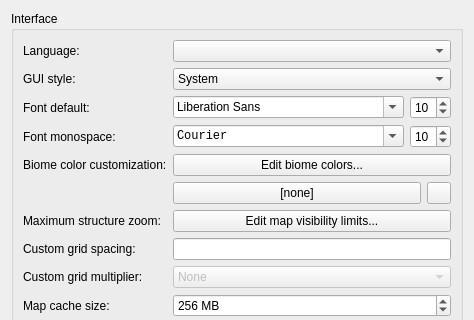
This is src/configdialog.ui in Cubitect/cubiomes-viewer as Qt 5 draws it before an edit; both pictures show x 0 to 474 and y 0 to 320 of the 474 by 778 pixel window. The edited form follows.
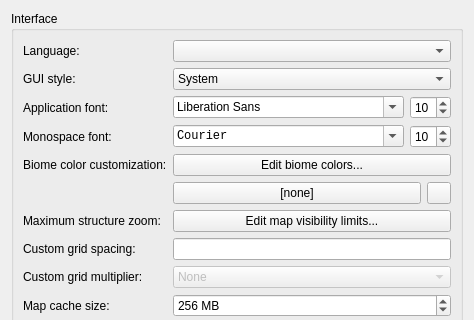
This is the edited form. Icons and pictures are not drawn.

Diff of the .ui file:
```diff
--- a/src/configdialog.ui
+++ b/src/configdialog.ui
@@ -173,7 +173,7 @@
       <item row="2" column="0" colspan="2">
        <widget class="QLabel" name="label_12">
         <property name="text">
-         <string>Font default:</string>
+         <string>Application font:</string>
         </property>
        </widget>
       </item>
@@ -383,7 +383,7 @@
       <item row="3" column="0" colspan="2">
        <widget class="QLabel" name="label_13">
         <property name="text">
-         <string>Font monospace:</string>
+         <string>Monospace font:</string>
         </property>
        </widget>
       </item>
```
